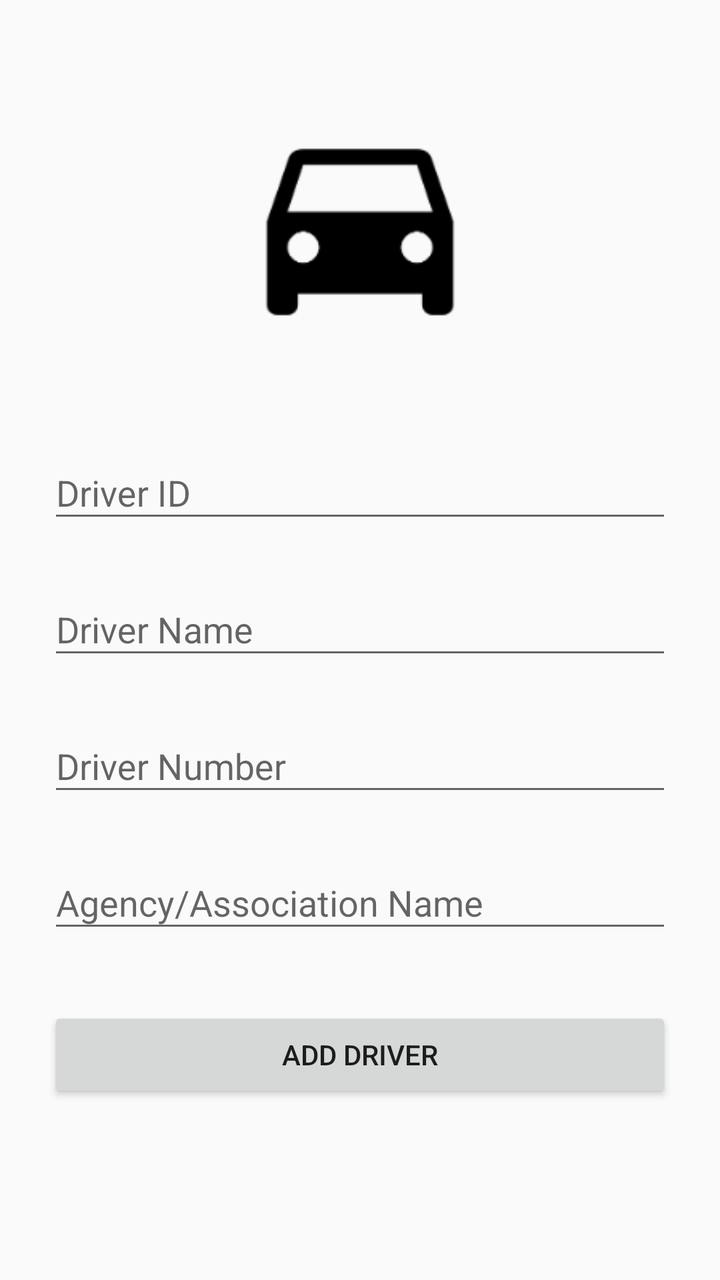
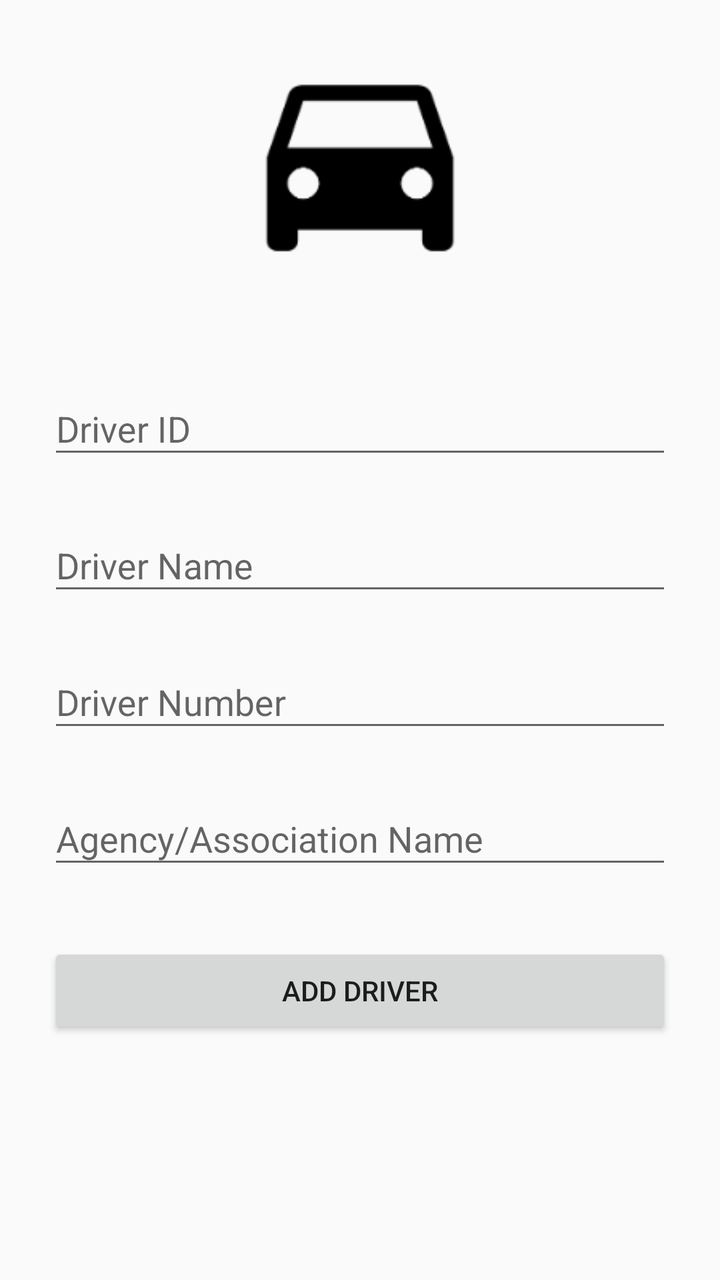

Two renders of the same Android screen: before a commit and after it. Below are the layout's source before the change and the commit's diff.
<!-- AndroidManifest.xml: application theme AppTheme -->
<!-- res/layout/activity_add_driver.xml -->
<?xml version="1.0" encoding="utf-8"?>
<ScrollView
    xmlns:android="http://schemas.android.com/apk/res/android"
    android:layout_width="match_parent"
    android:layout_height="match_parent"
    android:fitsSystemWindows="true">

    <LinearLayout
        android:orientation="vertical"
        android:layout_width="match_parent"
        android:layout_height="wrap_content"
        android:paddingTop="56dp"
        android:paddingLeft="24dp"
        android:paddingRight="24dp">

        <ImageView android:src="@drawable/logo"
            android:layout_width="300dp"
            android:layout_height="120dp"
            android:layout_marginBottom="30dp"
            android:layout_gravity="center_horizontal" />

        <android.support.design.widget.TextInputLayout
            android:layout_width="match_parent"
            android:layout_height="wrap_content"
            android:layout_marginTop="8dp"
            android:layout_marginBottom="8dp">
            <EditText android:id="@+id/allot_driver_id"
                android:layout_width="match_parent"
                android:layout_height="wrap_content"
                android:inputType="text"
                android:hint="Driver ID" />
        </android.support.design.widget.TextInputLayout>

        <android.support.design.widget.TextInputLayout
            android:layout_width="match_parent"
            android:layout_height="wrap_content"
            android:layout_marginTop="8dp"
            android:layout_marginBottom="8dp">
            <EditText android:id="@+id/add_driver_name"
                android:layout_width="match_parent"
                android:layout_height="wrap_content"
                android:inputType="textPersonName"
                android:hint="Driver Name" />
        </android.support.design.widget.TextInputLayout>

        <android.support.design.widget.TextInputLayout
            android:layout_width="match_parent"
            android:layout_height="wrap_content"
            android:layout_marginTop="8dp"
            android:layout_marginBottom="8dp">
            <EditText android:id="@+id/add_driver_number"
                android:layout_width="match_parent"
                android:layout_height="wrap_content"
                android:inputType="phone"
                android:hint="Driver Number" />
        </android.support.design.widget.TextInputLayout>

        <android.support.design.widget.TextInputLayout
            android:layout_width="match_parent"
            android:layout_height="wrap_content"
            android:layout_marginTop="8dp"
            android:layout_marginBottom="8dp">
            <EditText android:id="@+id/add_org_name"
                android:layout_width="match_parent"
                android:layout_height="wrap_content"
                android:inputType="text"
                android:hint="Agency/Association Name"/>
        </android.support.design.widget.TextInputLayout>

        <android.support.v7.widget.AppCompatButton
            android:id="@+id/btn_add_driver"
            android:layout_width="match_parent"
            android:layout_height="wrap_content"
            android:layout_marginTop="24dp"
            android:layout_marginBottom="24dp"
            android:padding="12dp"
            android:text="Add Driver"/>

    </LinearLayout>

</ScrollView>
<!-- resources referenced by this layout -->
<resources>
  <!-- drawable logo: png bitmap (drawable, 3313 bytes) -->
  <style name="AppTheme" parent="Theme.AppCompat.Light.DarkActionBar">
          
      </style>
</resources>

<!-- the commit's change to res/layout/activity_add_driver.xml (unified diff, before → after) -->
@@ -9,7 +9,8 @@
         android:orientation="vertical"
         android:layout_width="match_parent"
         android:layout_height="wrap_content"
-        android:paddingTop="56dp"
+        android:paddingTop="24dp"
+        android:paddingBottom="24dp"
         android:paddingLeft="24dp"
         android:paddingRight="24dp">
 
@@ -72,7 +73,6 @@
             android:layout_width="match_parent"
             android:layout_height="wrap_content"
             android:layout_marginTop="24dp"
-            android:layout_marginBottom="24dp"
             android:padding="12dp"
             android:text="Add Driver"/>
 
